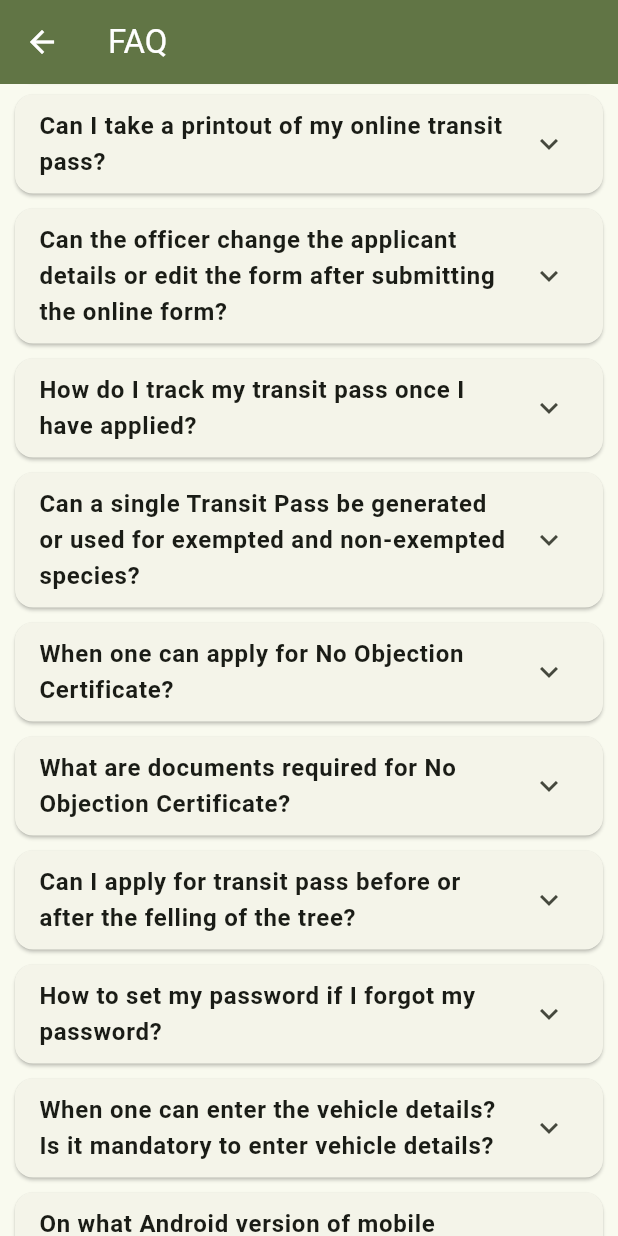
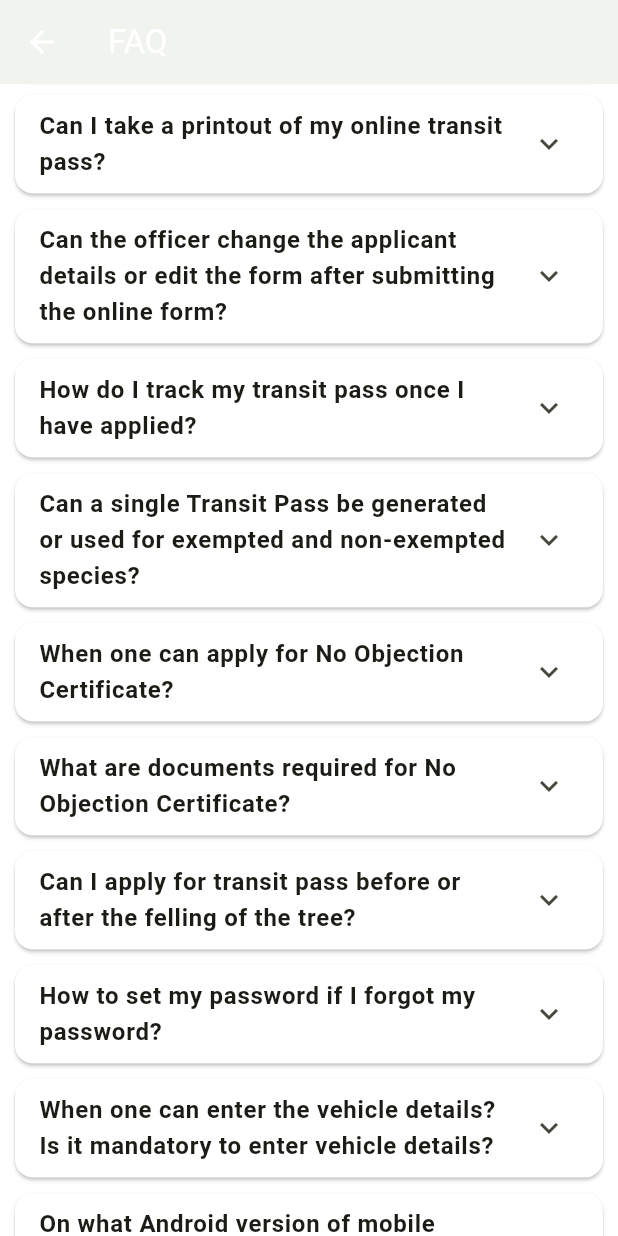
Before and after one commit to abhijeeeth/T-gram, a Flutter app: the Help screen opened directly, scrolled down 576 dp, on a phone screen of 412 x 824 dp. Run offline on Flutter 3.47's test engine with Material 3 defaults, Android fonts, the light colour scheme and no system bars; our stand-ins replace bloc, dio, file_picker, flutter_bloc, fluttertoast, geocoding and 16 more; missing offline and left inert: flutter_downloader, geolocator_web, image_picker_for_web, jailbreak_root_detection, mobile_scanner, schedulers and 1 more; accounts and stored records are empty; network calls fail.

Commit message:
changed color schemes

```diff
--- a/lib/CheckPassStatus.dart
+++ b/lib/CheckPassStatus.dart
@@ -671,7 +671,9 @@ class _CheckPassStatusState extends State<CheckPassStatus> {
     return WillPopScope(
       onWillPop: _onBackPressed,
       child: Scaffold(
+          backgroundColor: Colors.white,
           appBar: AppBar(
+            backgroundColor: Colors.white,
             title: Text('Forms'),
             // actions: [
             //   IconButton(
--- a/lib/Help.dart
+++ b/lib/Help.dart
@@ -11,8 +11,10 @@ class _HelpState extends State<Help> {
   @override
   Widget build(BuildContext context) {
     return Scaffold(
+      backgroundColor: Colors.white,
       appBar: AppBar(
         title: const Text("FAQ"),
+        backgroundColor: Colors.white,
       ),
       body: ListView(
         padding: const EdgeInsets.all(10),
@@ -129,7 +131,9 @@ class _HelpState extends State<Help> {
   Widget _buildFAQItem(String question, String answer) {
     return Card(
       margin: const EdgeInsets.symmetric(vertical: 5),
+      color: Colors.white,
       child: ExpansionTile(
+        backgroundColor: Colors.white,
         title: Text(
           question,
           style: const TextStyle(fontWeight: FontWeight.bold),
@@ -139,7 +143,7 @@ class _HelpState extends State<Help> {
             padding: const EdgeInsets.all(10),
             child: Text(
               answer,
-              style: const TextStyle(color: Colors.blue),
+              style: const TextStyle(color: Color.fromARGB(255, 0, 0, 0)),
             ),
           ),
         ],
--- a/lib/Profile.dart
+++ b/lib/Profile.dart
@@ -58,17 +58,20 @@ class _ProfileState extends State<Profile> {
   @override
   Widget build(BuildContext context) {
     return Scaffold(
+      backgroundColor: Colors.white,
       appBar: AppBar(
         title: const Text("Profile"),
+        backgroundColor: Colors.white,
         centerTitle: true,
         elevation: 0,
       ),
       body: Card(
+        color: Colors.white,
         margin: const EdgeInsets.all(16),
         shape: RoundedRectangleBorder(
           borderRadius: BorderRadius.circular(12),
         ),
-        elevation: 0,
+        elevation: 0.2,
         child: Padding(
           padding: const EdgeInsets.all(16),
           child: Column(
--- a/lib/QueryPage.dart
+++ b/lib/QueryPage.dart
@@ -62,7 +62,9 @@ class _QueryPageState extends State<QueryPage> {
       appBar: AppBar(
         title: const Text("QR Scanner"),
         elevation: 0,
+        backgroundColor: Colors.white,
       ),
+      backgroundColor: Colors.white,
       body: Column(
         children: [
           Expanded(
--- a/lib/homePage.dart
+++ b/lib/homePage.dart
@@ -118,10 +118,12 @@ class _HomePageState extends State<HomePage> {
     return WillPopScope(
       onWillPop: _onBackPressed,
       child: Scaffold(
+        backgroundColor: Colors.white,
         appBar: AppBar(
           title: const Text("TIGRAM"),
 
           //backgroundColor: Colors.blueGrey,
+          backgroundColor: Colors.white,
           elevation: 0,
         ),
         body: Center(
--- a/lib/server/serverhelper.dart
+++ b/lib/server/serverhelper.dart
@@ -1,13 +1,13 @@
+// class ServerHelper {
+//   //Server
+//   static const String baseUrl = "https://timber.forest.kerala.gov.in/api/"; //
+
+//   static const String withoutapiurl = "https://timber.forest.kerala.gov.in/";
+// }
+
 class ServerHelper {
-  //Server
-  static const String baseUrl = "https://timber.forest.kerala.gov.in/api/"; //
-
-  static const String withoutapiurl = "https://timber.forest.kerala.gov.in/";
+  //Local
+  static const String baseUrl = "https://f4020lwv-8000.inc1.devtunnels.ms/api/";
+  static const String withoutapiurl =
+      "https://f4020lwv-8000.inc1.devtunnels.ms/";
 }
-
-// class ServerHelper {
-//   //Local
-//   static const String baseUrl = "https://f4020lwv-8000.inc1.devtunnels.ms/api/";
-//   static const String withoutapiurl =
-//       "https://f4020lwv-8000.inc1.devtunnels.ms/";
-// }
```
